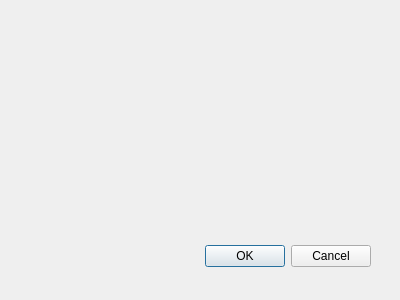
The window that src/itempropertydialog.ui (ambiesoft/SceneExplorer) describes before a commit, drawn with Qt 5.
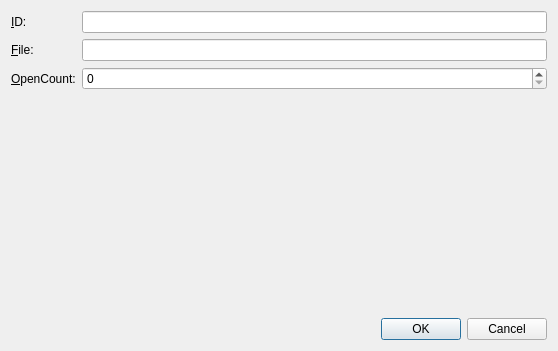
The same window after the commit.

Commit message: add property dialog

Diff of the .ui file:
```diff
--- a/src/itempropertydialog.ui
+++ b/src/itempropertydialog.ui
@@ -8,29 +8,83 @@
    <rect>
     <x>0</x>
     <y>0</y>
-    <width>400</width>
-    <height>300</height>
+    <width>558</width>
+    <height>351</height>
    </rect>
   </property>
   <property name="windowTitle">
    <string>Dialog</string>
   </property>
-  <widget class="QDialogButtonBox" name="buttonBox">
-   <property name="geometry">
-    <rect>
-     <x>30</x>
-     <y>240</y>
-     <width>341</width>
-     <height>32</height>
-    </rect>
-   </property>
-   <property name="orientation">
-    <enum>Qt::Horizontal</enum>
-   </property>
-   <property name="standardButtons">
-    <set>QDialogButtonBox::Cancel|QDialogButtonBox::Ok</set>
-   </property>
-  </widget>
+  <layout class="QGridLayout" name="gridLayout">
+   <item row="5" column="1">
+    <widget class="QDialogButtonBox" name="buttonBox">
+     <property name="sizePolicy">
+      <sizepolicy hsizetype="Expanding" vsizetype="Fixed">
+       <horstretch>2</horstretch>
+       <verstretch>0</verstretch>
+      </sizepolicy>
+     </property>
+     <property name="orientation">
+      <enum>Qt::Horizontal</enum>
+     </property>
+     <property name="standardButtons">
+      <set>QDialogButtonBox::Cancel|QDialogButtonBox::Ok</set>
+     </property>
+    </widget>
+   </item>
+   <item row="2" column="1">
+    <widget class="QSpinBox" name="sbOpenCount"/>
+   </item>
+   <item row="2" column="0">
+    <widget class="QLabel" name="labelOpenCount">
+     <property name="text">
+      <string>&amp;OpenCount:</string>
+     </property>
+     <property name="buddy">
+      <cstring>sbOpenCount</cstring>
+     </property>
+    </widget>
+   </item>
+   <item row="0" column="0">
+    <widget class="QLabel" name="labelID">
+     <property name="text">
+      <string>&amp;ID:</string>
+     </property>
+     <property name="buddy">
+      <cstring>lineID</cstring>
+     </property>
+    </widget>
+   </item>
+   <item row="3" column="1">
+    <spacer name="verticalSpacer">
+     <property name="orientation">
+      <enum>Qt::Vertical</enum>
+     </property>
+     <property name="sizeHint" stdset="0">
+      <size>
+       <width>20</width>
+       <height>40</height>
+      </size>
+     </property>
+    </spacer>
+   </item>
+   <item row="1" column="0">
+    <widget class="QLabel" name="labelFile">
+     <property name="text">
+      <string>&amp;File:</string>
+     </property>
+     <property name="buddy">
+      <cstring>lineFile</cstring>
+     </property>
+    </widget>
+   </item>
+   <item row="0" column="1">
+    <widget class="QLineEdit" name="lineID"/>
+   </item>
+   <item row="1" column="1">
+    <widget class="QLineEdit" name="lineFile"/>
+   </item>
+  </layout>
  </widget>
  <pixmapfunction/>
  <resources/>
```
Left out of the diff: 18 changed lines with no effect on the pictures. The commit also changes 17 other files.
